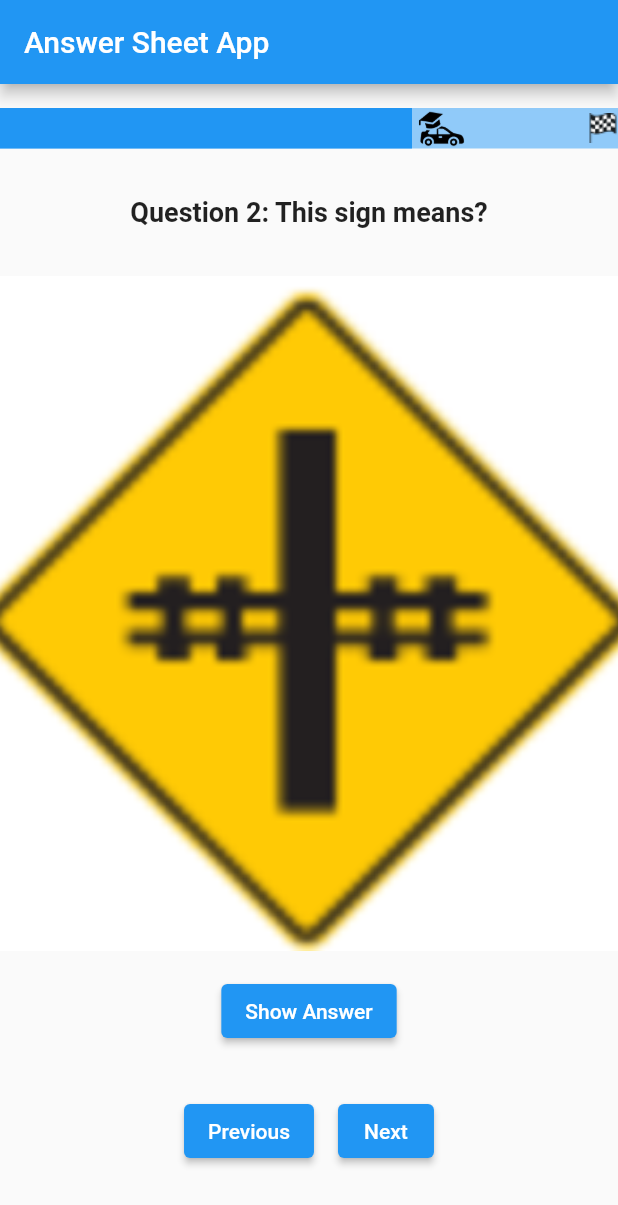
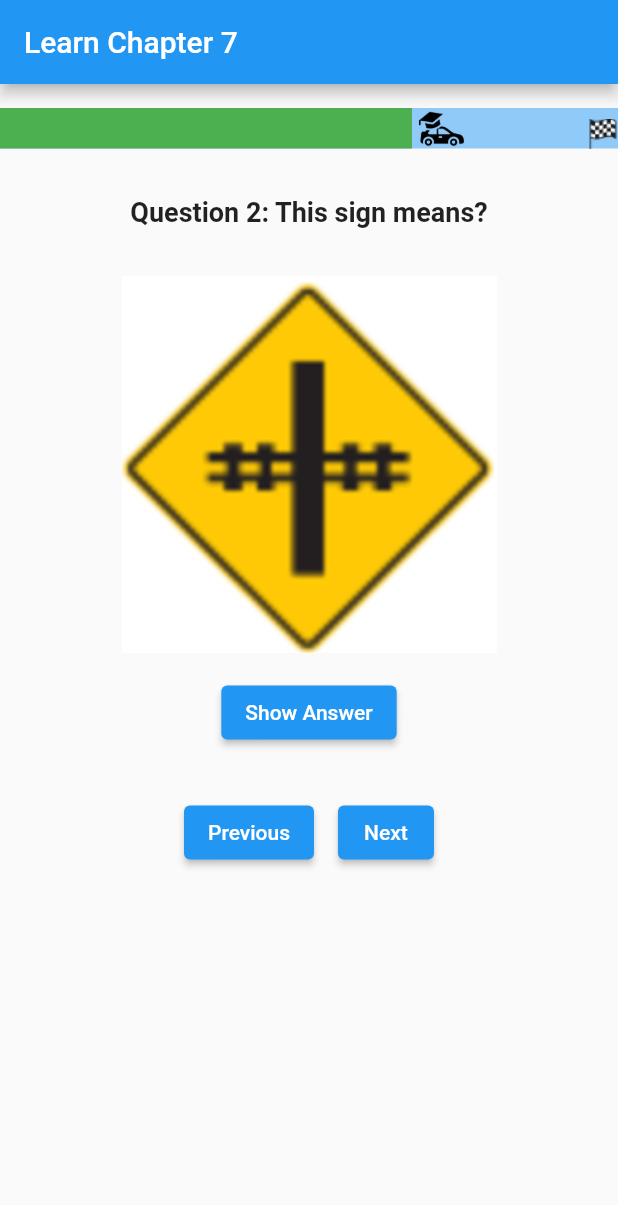
Before and after one commit to saranshahuja/roadschool, a Flutter app: the screen it shows after launch, after a tap on "Next", on a phone screen of 412 x 824 dp. Shown: the top 1205 px of the screen. Run offline on Flutter 3.47's test engine with Material 2 defaults, Android fonts, the phone set to English and light mode, and no system bars; our stand-ins replace firebase_core, fl_chart, google_fonts; accounts and stored records are empty.

Commit message:
Answer Screen updated

```diff
--- a/lib/Pages/AnswerScreen.dart
+++ b/lib/Pages/AnswerScreen.dart
@@ -40,14 +40,35 @@ class _AnswerSheetPageState extends State<AnswerSheetPage> {
     'assets/images/twoway.png',
   ];
   bool _showAnswer = false;
+
   void _showNextQuestion() {
     setState(() {
       if (_currentQuestionIndex < _questions.length - 1) {
         _currentQuestionIndex++;
         _showAnswer = false;
+      } else {
+        // Display a message indicating completion
+        showDialog(
+          context: context,
+          builder: (context) {
+            return AlertDialog(
+              title: Text('Congratulations!'),
+              content: Text('You have learned chapter 1.'),
+              actions: [
+                TextButton(
+                  onPressed: () {
+                    Navigator.popUntil(context, ModalRoute.withName('/')); // Pop all routes until home screen
+                  },
+                  child: Text('OK'),
+                ),
+              ],
+            );
+          },
+        );
       }
     });
   }
+
   void _showPreviousQuestion() {
     setState(() {
       if (_currentQuestionIndex > 0) {
@@ -69,7 +90,7 @@ class _AnswerSheetPageState extends State<AnswerSheetPage> {
 
     return Scaffold(
       appBar: AppBar(
-        title: Text('Answer Sheet App'),
+        title: Text('Learn Chapter 7'),
       ),
       body: SingleChildScrollView(
         child: Column(
@@ -82,6 +103,7 @@ class _AnswerSheetPageState extends State<AnswerSheetPage> {
                 LinearProgressIndicator(
                   value: progress,
                   minHeight: 27,
+                  color: Colors.green,
                 ),
                 Positioned(
                   left: MediaQuery.of(context).size.width * progress,
@@ -92,12 +114,12 @@ class _AnswerSheetPageState extends State<AnswerSheetPage> {
                   ),
                 ),
                 Positioned(
-                  top: 3.5, // Adjust the top position as needed
-                  right: 0, // Adjust the right position as needed
+                  top: 7,
+                  right: 0,
                   child: Image.asset(
-                    'assets/images/flag.png', // Replace with the actual path
-                    height: 20, // Adjust the image height as needed
-                    width: 20, // Adjust the image width as needed
+                    'assets/images/flag.png',
+                    height: 20,
+                    width: 20,
                   ),
                 ),
               ],
@@ -113,8 +135,8 @@ class _AnswerSheetPageState extends State<AnswerSheetPage> {
             SizedBox(height: 16),
             Image.asset(
               _imagePaths[_currentQuestionIndex % _imagePaths.length],
-              height: 450,
-              width: double.infinity,
+              height: 251,
+              width: 250,
               fit: BoxFit.cover,
             ),
             SizedBox(height: 16),
```
